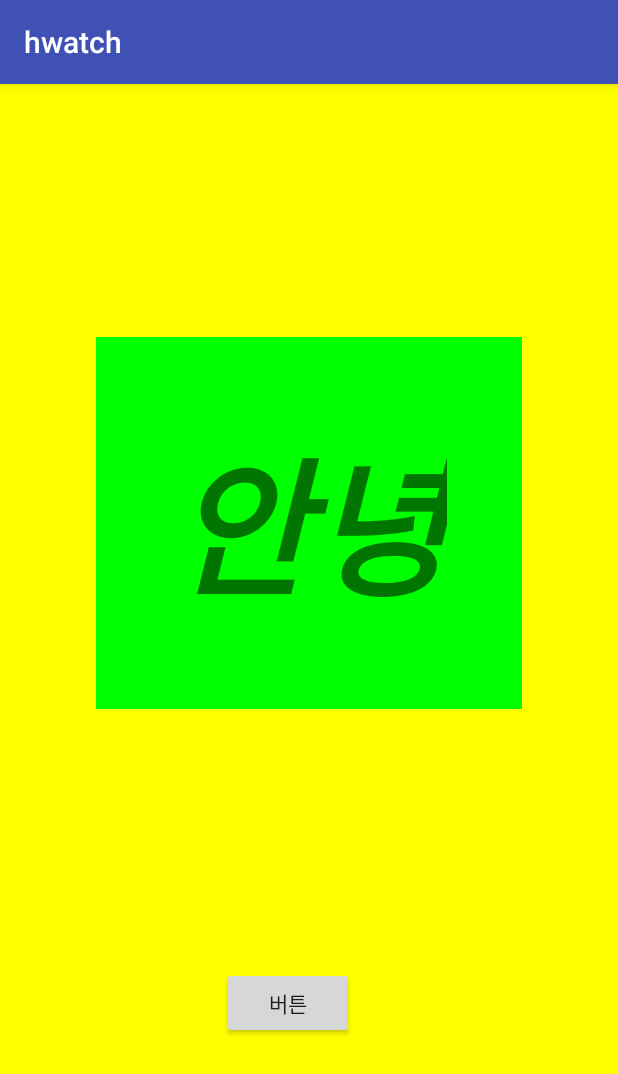
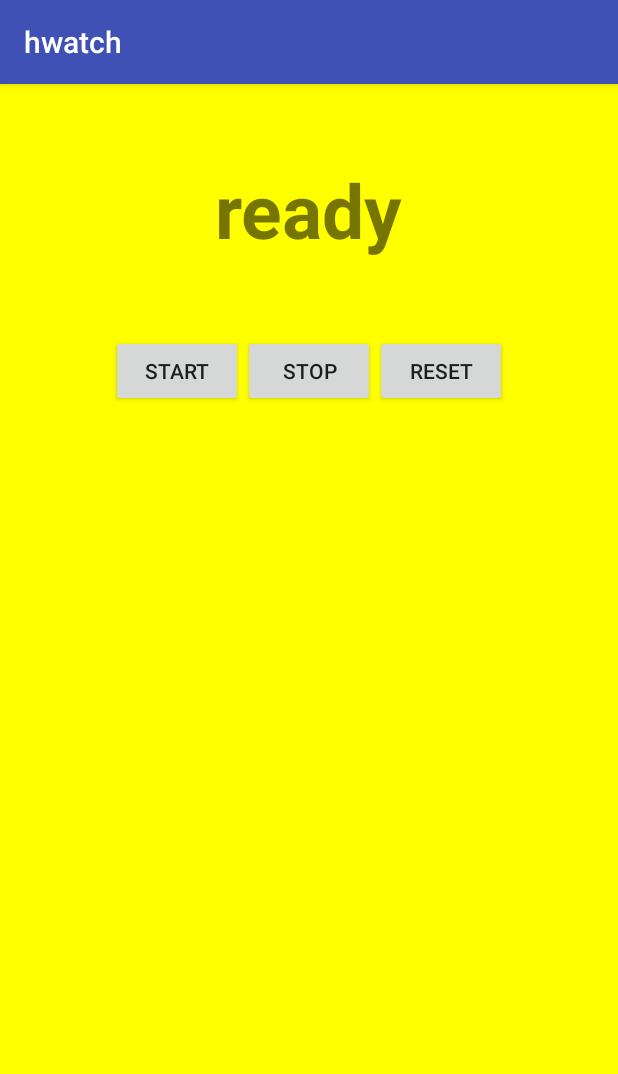
Before and after one commit to leesangbum/h-project, an Android app: the screen it shows after launch (MainActivity), on a phone screen of 412 x 824 dp. Shown: the top 1074 px of the screen. Run offline under Robolectric (Android 15) with nearby library versions, the phone set to English and light mode, and no system bars; our stand-ins replace AdMob.

Commit message:
fix layout and add addmob

```diff
--- a/app/build.gradle
+++ b/app/build.gradle
@@ -25,6 +25,7 @@ dependencies {
         exclude group: 'com.android.support', module: 'support-annotations'
     })
     compile 'com.android.support:appcompat-v7:25.3.1'
+    compile 'com.google.android.gms:play-services-ads:10.2.4'
     compile 'com.android.support.constraint:constraint-layout:1.0.2'
     compile 'com.android.support:design:25.3.1'
     testCompile 'junit:junit:4.12'
--- a/app/src/main/AndroidManifest.xml
+++ b/app/src/main/AndroidManifest.xml
@@ -7,6 +7,8 @@
 	<uses-permission android:name="android.permission.READ_PROFILE" />
 	<uses-permission android:name="android.permission.READ_CONTACTS" />
 	<uses-permission android:name="android.permission.VIBRATE" />
+	<uses-permission android:name="android.permission.INTERNET" />
+	<uses-permission android:name="android.permission.ACCESS_NETWORK_STATE" />
 
 	<application
 		android:allowBackup="true"
@@ -15,6 +17,10 @@
 		android:roundIcon="@mipmap/ic_launcher_round"
 		android:supportsRtl="true"
 		android:theme="@style/AppTheme">
+
+		<meta-data android:name="com.google.android.gms.version"
+			android:value="@integer/google_play_services_version" />
+
 		<activity android:name=".MainActivity">
 			<intent-filter>
 				<action android:name="android.intent.action.MAIN" />
@@ -25,6 +31,9 @@
 		<activity
 			android:name=".LoginActivity"
 			android:label="@string/title_activity_login"></activity>
+		<activity android:name="com.google.android.gms.ads.AdActivity"
+			android:configChanges="keyboard|keyboardHidden|orientation|screenLayout|uiMode|screenSize|smallestScreenSize"
+			android:theme="@android:style/Theme.Translucent" />
 	</application>
 
 </manifest>
--- a/app/src/main/java/com/hosoart/hwatch/MainActivity.java
+++ b/app/src/main/java/com/hosoart/hwatch/MainActivity.java
@@ -11,8 +11,12 @@ import android.view.View;
 import android.widget.TextView;
 import android.widget.Toast;
 
+import com.google.android.gms.ads.AdRequest;
+import com.google.android.gms.ads.AdView;
+
 import java.util.Timer;
 import java.util.TimerTask;
+
 
 public class MainActivity extends AppCompatActivity {
 
@@ -33,6 +37,10 @@ public class MainActivity extends AppCompatActivity {
 //		btn =(Button)findViewById(R.id.button);
 //		edit = (EditText)findViewById(R.id.edit_text);
 		txtv = (TextView)findViewById(R.id.text_view);
+
+		AdView mAdView = (AdView) findViewById(R.id.adView);
+		AdRequest adRequest = new AdRequest.Builder().build();
+		mAdView.loadAd(adRequest);
 
 		Vibrator vibrator = (Vibrator)getSystemService(Context.VIBRATOR_SERVICE);
 
@@ -82,7 +90,7 @@ public class MainActivity extends AppCompatActivity {
 
 	public void onClick(View view) {
 		switch(view.getId()){
-			case R.id.button :
+			case R.id.btn_start :
 				vibrator = (Vibrator)getSystemService(Context.VIBRATOR_SERVICE);
 				vibrator.vibrate(1000);
 
@@ -106,16 +114,24 @@ public class MainActivity extends AppCompatActivity {
 							},1000);
 						}
 					};
-					mTimer.schedule(mTask,1000,1000);
-				}else{
+					mTimer.schedule(mTask,0,1000);
+				}
+				break;
+			case R.id.btn_stop:
+
+				if(timer_is_running){
+
 					mTimer.cancel();
 					mTimer.purge();
 					mTimer = null;
 					mTask = null;
 					timer_is_running = false;
+
 				}
-
-
+				break;
+			case R.id.btn_clear:
+				second = 0;
+				txtv.setText(Integer.toString(second));
 			case R.id.main_layout:
 				Toast.makeText(MainActivity.this,"Mainactivity", Toast.LENGTH_SHORT).show();
 				break;
--- a/app/src/main/res/layout/activity_main.xml
+++ b/app/src/main/res/layout/activity_main.xml
@@ -1,48 +1,62 @@
 <?xml version="1.0" encoding="utf-8"?>
-<android.support.constraint.ConstraintLayout xmlns:android="http://schemas.android.com/apk/res/android"
+<RelativeLayout xmlns:android="http://schemas.android.com/apk/res/android"
 	xmlns:app="http://schemas.android.com/apk/res-auto"
 	xmlns:tools="http://schemas.android.com/tools"
+	xmlns:ads="http://schemas.android.com/apk/res-auto"
 	android:id="@+id/main_layout"
 	android:layout_width="match_parent"
 	android:layout_height="match_parent"
 	android:background="#FFFF00"
-	tools:context="com.hosoart.hwatch.MainActivity">
+	tools:context="com.hosoart.hwatch.MainActivity"
+	android:orientation="vertical">
 
 	<TextView
 		android:id="@+id/text_view"
 		android:layout_width="wrap_content"
 		android:layout_height="wrap_content"
-		android:background="#00FF00"
+		android:layout_centerHorizontal="true"
 		android:padding="50dp"
-		android:singleLine="true"
-
-		android:text="안녕"
-		android:textSize="100sp"
-		android:textStyle="bold|italic"
-		app:layout_constraintBottom_toBottomOf="parent"
-		app:layout_constraintLeft_toLeftOf="parent"
-		app:layout_constraintRight_toRightOf="parent"
-		app:layout_constraintTop_toTopOf="parent"
-		app:layout_constraintVertical_bias="0.324" />
-	<!--<EditText-->
-	<!--android:id="@+id/edit_text"-->
-	<!--android:layout_width="300dp"-->
-	<!--android:layout_height="wrap_content"-->
-	<!--android:hint="공부할 과목을 입력해 주세요"-->
-	<!--android:textColorHint="#0000FF"-->
-	<!--/>-->
+		android:text="ready"
+		android:textSize="50sp"
+		android:textStyle="bold" />
 	<Button
-		android:id="@+id/button"
+		android:id="@+id/btn_start"
 		android:layout_width="wrap_content"
 		android:layout_height="wrap_content"
 		android:onClick="onClick"
-		android:text="버튼"
-		app:layout_constraintBottom_toBottomOf="parent"
-		app:layout_constraintLeft_toLeftOf="parent"
+		android:text="start"
+		android:layout_alignBaseline="@+id/btn_stop"
+		android:layout_alignBottom="@+id/btn_stop"
+		android:layout_toLeftOf="@+id/btn_stop"
+		android:layout_toStartOf="@+id/btn_stop" />
+	<Button
+		android:id="@+id/btn_stop"
+		android:layout_width="wrap_content"
+		android:layout_height="wrap_content"
 
 
-		app:layout_constraintTop_toTopOf="parent"
-		android:layout_marginLeft="148dp"
-		app:layout_constraintVertical_bias="0.818" />
+		android:onClick="onClick"
+		android:text="stop"
+		android:layout_alignBaseline="@+id/btn_clear"
+		android:layout_alignBottom="@+id/btn_clear"
+		android:layout_centerHorizontal="true" />
+	<Button
+		android:id="@+id/btn_clear"
+		android:layout_width="wrap_content"
+		android:layout_height="wrap_content"
+		android:layout_below="@id/text_view"
+		android:layout_toRightOf="@id/btn_stop"
+		android:onClick="onClick"
+		android:text="reset"
+		/>
+	<com.google.android.gms.ads.AdView
+		android:id="@+id/adView"
+		android:layout_width="wrap_content"
+		android:layout_height="wrap_content"
+		android:layout_centerHorizontal="true"
+		android:layout_alignParentBottom="true"
+		ads:adSize="BANNER"
+		ads:adUnitId="@string/banner_ad_unit_id">
+	</com.google.android.gms.ads.AdView>
 
-</android.support.constraint.ConstraintLayout>
+</RelativeLayout>
--- a/app/src/main/res/values/strings.xml
+++ b/app/src/main/res/values/strings.xml
@@ -14,4 +14,5 @@
 	<string name="permission_rationale">"Contacts permissions are needed for providing email
 		completions."
 	</string>
+	<string name="banner_ad_unit_id">ca-app-pub-1403356753388221/7947492195</string>
 </resources>
```
Also changed, not shown: 2 other files.
